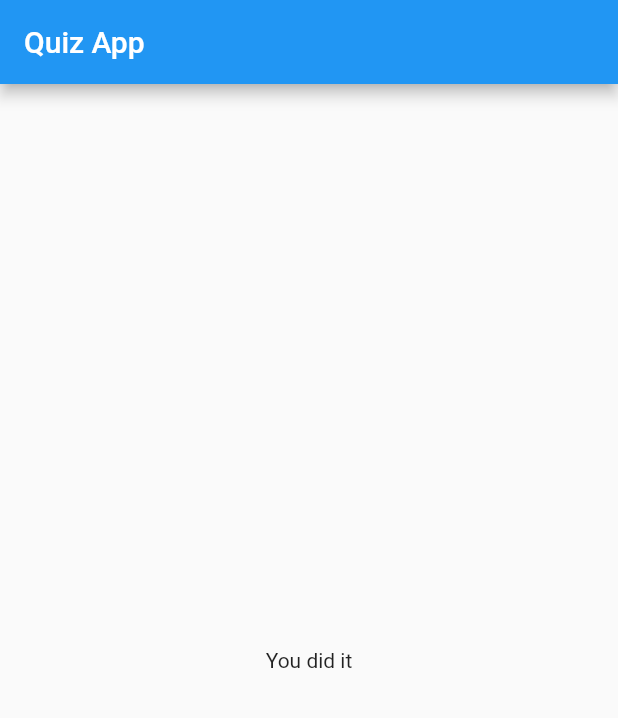
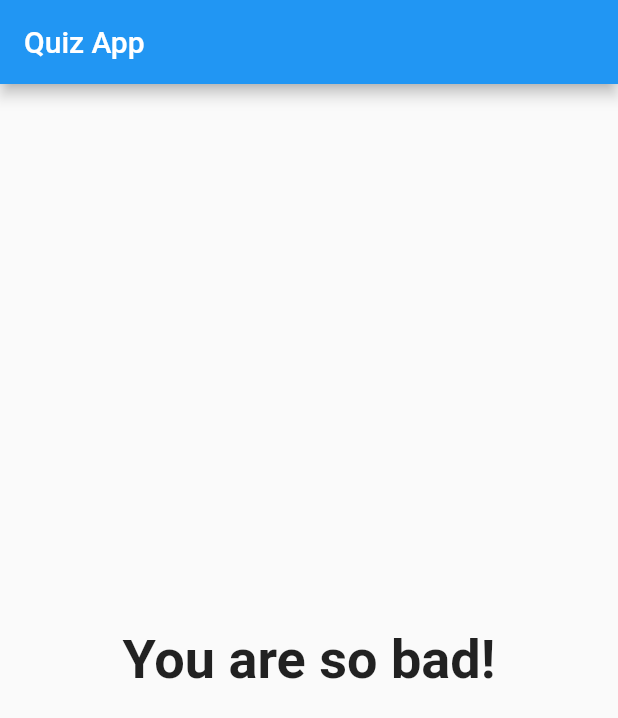
Before and after one commit to theasyncdevaditya/flutter-roadmap-academind, a Flutter app: the screen it shows after launch, after a tap on "Black", after a tap on "Snake", after a tap on "Max", on a phone screen of 412 x 824 dp. Shown: the top 718 px of the screen. Run offline on Flutter 3.47's test engine with Material 2 defaults, Android fonts, the phone set to English and light mode, and no system bars.

Commit message:
learned about getters and showing the result based on the _totalScore

```diff
--- a/quizapp/lib/main.dart
+++ b/quizapp/lib/main.dart
@@ -74,7 +74,7 @@ class _MyAppState extends State<MyApp> {
                 questions: _questions,
                 answerQuestion: _answerQuestion,
               )
-            : Result(),
+            : Result(_totalScore),
       ),
     );
   }
--- a/quizapp/lib/result.dart
+++ b/quizapp/lib/result.dart
@@ -1,11 +1,36 @@
 import 'package:flutter/material.dart';
 
 class Result extends StatelessWidget {
+  final int resultScore;
+
+  const Result(this.resultScore);
+
+  // Getters
+  String get resultPhrase {
+    String resultText;
+
+    if (resultScore <= 8) {
+      resultText = 'You are awesome and innocent!';
+    } else if (resultScore <= 12) {
+      resultText = 'Pretty likable!';
+    } else if (resultScore <= 16) {
+      resultText = 'You are...Strange!';
+    } else {
+      resultText = 'You are so bad!';
+    }
+
+    return resultText;
+  }
+
   @override
   Widget build(BuildContext context) {
     return Center(
       child: Text(
-        'You did it',
+        resultPhrase,
+        style: TextStyle(
+          fontSize: 36.0,
+          fontWeight: FontWeight.bold,
+        ),
       ),
     );
   }
```
